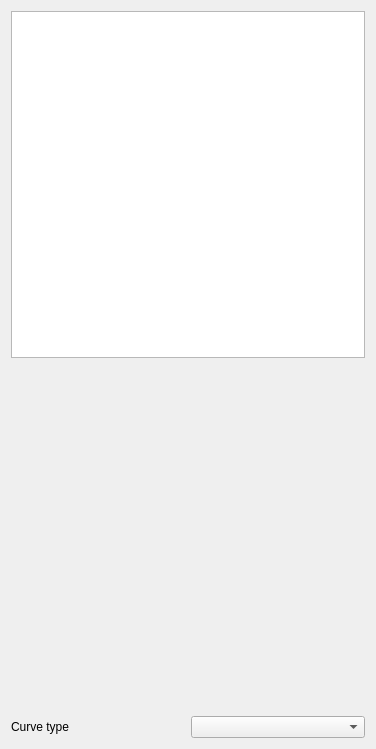
Before: the Qt Designer form neurolabi/gui/dialogs/frameinfodialog.ui in janelia-flyem/NeuTu, drawn with Qt 5.
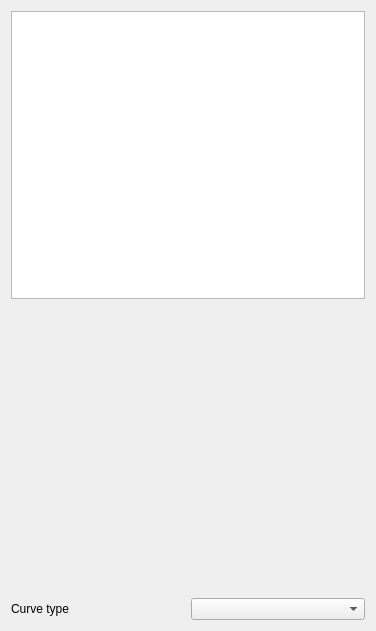
After: the same form once the commit is applied.

```diff
--- a/neurolabi/gui/dialogs/frameinfodialog.ui
+++ b/neurolabi/gui/dialogs/frameinfodialog.ui
@@ -7,7 +7,7 @@
     <x>0</x>
     <y>0</y>
     <width>376</width>
-    <height>749</height>
+    <height>631</height>
    </rect>
   </property>
   <property name="windowTitle">
```
